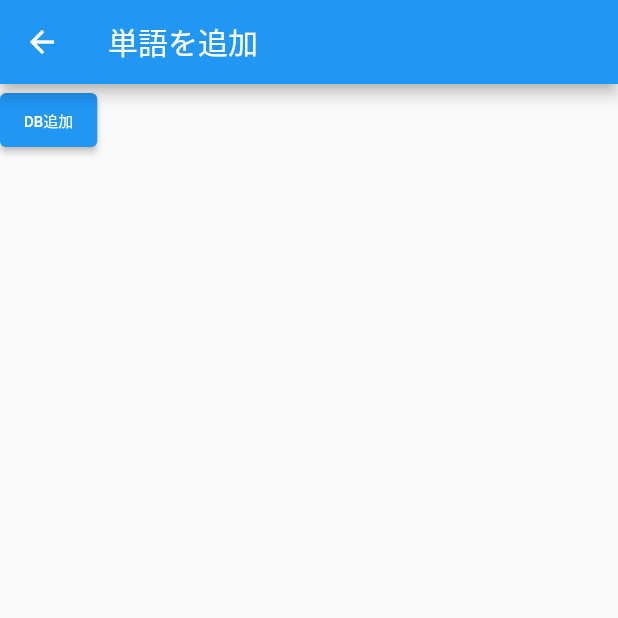
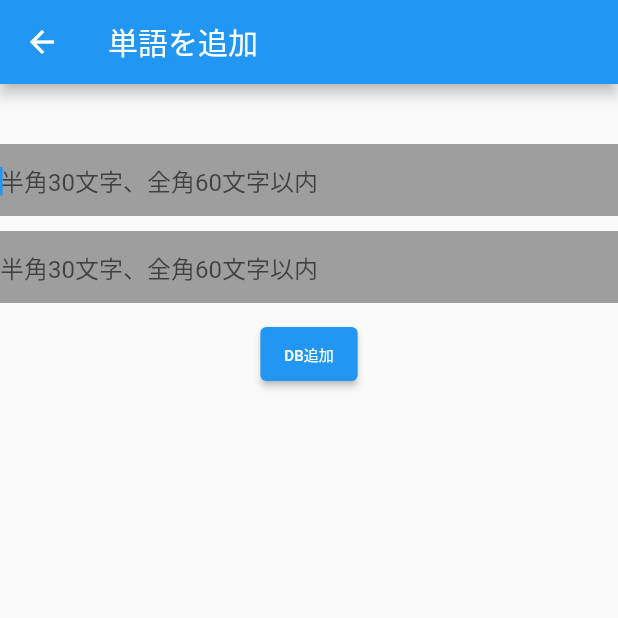
Before and after one commit to bangbang400/FlashCardsForMe_Flutter, a Flutter app: the AddWordsPage screen opened directly, on a phone screen of 412 x 824 dp, the top half of it. Run offline on Flutter 3.47's test engine with Material 2 defaults, Android fonts, the phone set to English and light mode, and no system bars; our stand-ins replace sqflite; accounts and stored records are empty; statements that could not run were skipped.

Commit message:
feat:単語追加画面:入力フォーム設置途中

```diff
--- a/lib/view/add_words_page.dart
+++ b/lib/view/add_words_page.dart
@@ -35,18 +35,50 @@ class _AddWordsPageState extends State<AddWordsPage> {
         title: Text('単語を追加'),
       ),
       body: Container(
-        child: ElevatedButton(
+        child: Column(
+          children: [
+            // 単語入力フォーム
+            Padding(padding: EdgeInsets.all(20),),
+            Container(
+              // margin: EdgeInsets.all(20),
+              // padding: EdgeInsets.all(20),
+              width: double.infinity,
+              color: Colors.grey,
+              child: TextField(
+                decoration: InputDecoration(
+                  border: InputBorder.none,
+                  hintText: '半角30文字、全角60文字以内',
+                ),
+                autofocus: true, // オートフォーカス
+              ),
+            ),
+            Padding(padding: EdgeInsets.all(5),),
+            // 単語の解説入力フォーム
+            Container(
+              // margin: EdgeInsets.all(10),
+              width: double.infinity,
+              color: Colors.grey,
+              child: TextField(
+                decoration: InputDecoration(
+                  border: InputBorder.none,
+                  hintText: '半角30文字、全角60文字以内',
+                ),
+                autofocus: true, // オートフォーカス
+              ),
+            ),
+            Padding(padding: EdgeInsets.all(5),),
+            ElevatedButton(
               onPressed: (){
                 // DB追加処理を実行
                 addWord;
                 },
               child: Text(
                 'DB追加',
-            style: TextStyle(
-                fontSize: 10
+                style: TextStyle(fontSize: 10),
               ),
+              style:
             ),
-          style: ButtonStyle(),
+          ],
         ),
       ),
     );
```
Lines whose indentation alone changed are shown as unchanged.
